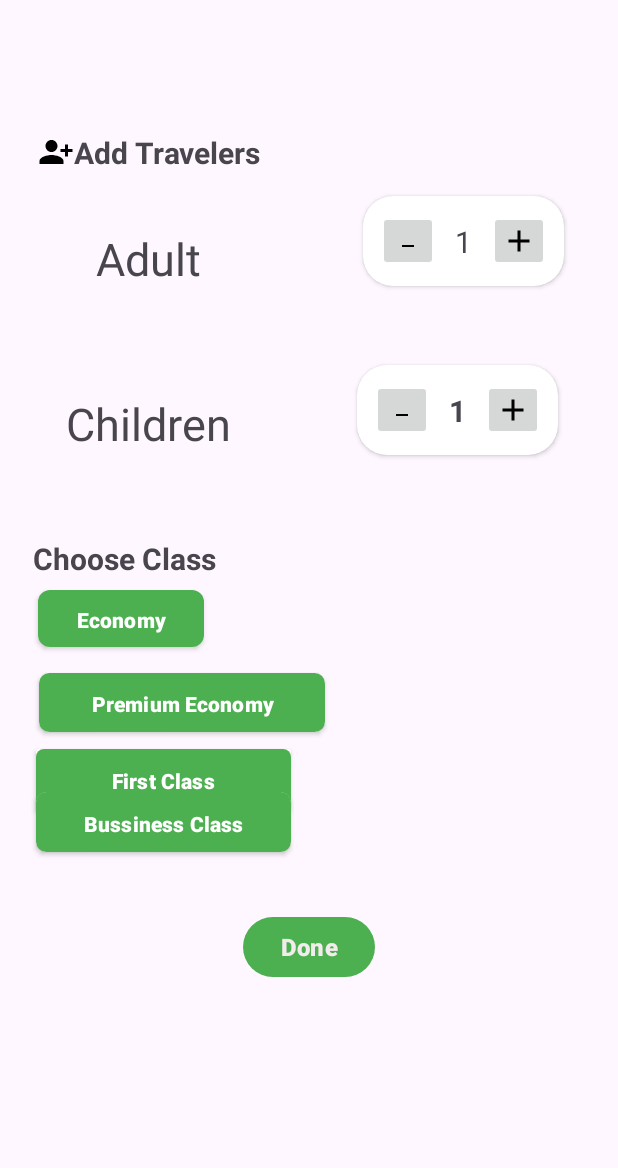
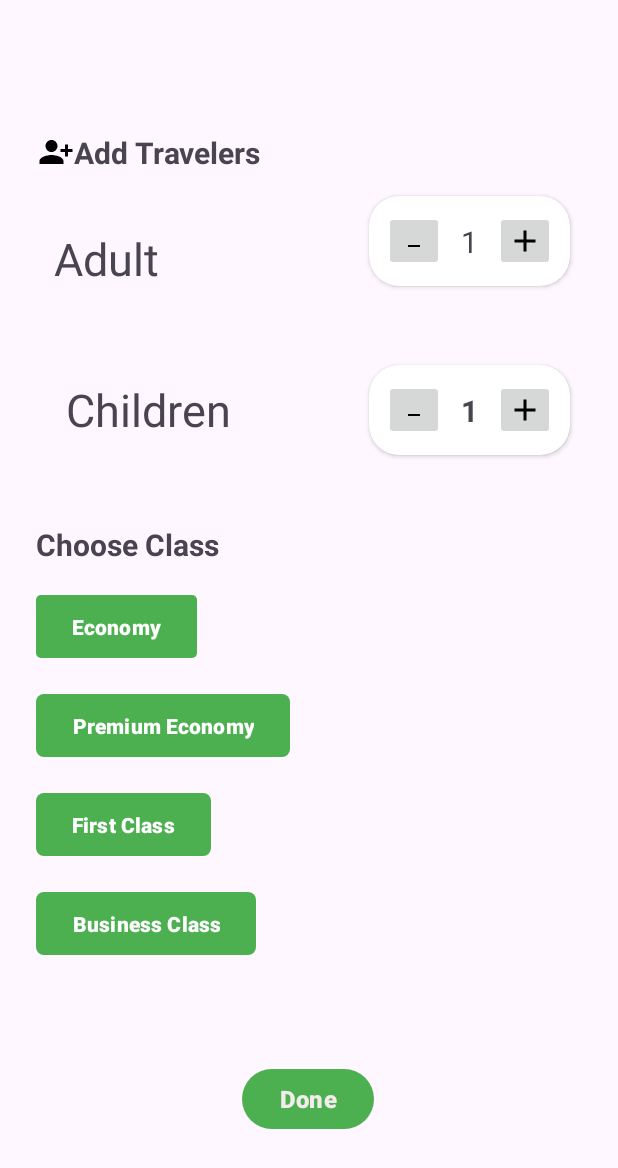
Before and after one commit to Satwik-Kar/SpendWise, an Android app: the layout bottomsheet_fragment_1.xml on its own in the app's theme, with its tools: preview values and no code run, on a phone screen of 412 x 824 dp. Shown: the top 1168 px of the screen. Run offline under Robolectric (Android 15) with nearby library versions, the phone set to English and light mode, and no system bars.

Commit message:
design changes

```diff
--- a/app/src/main/res/layout/activity_element_2nd_element_train.xml
+++ b/app/src/main/res/layout/activity_element_2nd_element_train.xml
@@ -1,7 +1,6 @@
 <?xml version="1.0" encoding="utf-8"?>
 <androidx.constraintlayout.widget.ConstraintLayout xmlns:android="http://schemas.android.com/apk/res/android"
     xmlns:app="http://schemas.android.com/apk/res-auto"
-    xmlns:tools="http://schemas.android.com/tools"
     android:layout_width="match_parent"
     android:layout_height="match_parent"
     app:circularflow_radiusInDP="50sp">
@@ -14,12 +13,10 @@
         app:cardCornerRadius="20dp"
         app:cardUseCompatPadding="true"
         app:contentPadding="10sp"
-        app:layout_constraintBottom_toBottomOf="parent"
         app:layout_constraintEnd_toStartOf="@+id/train_Divider"
         app:layout_constraintHorizontal_bias="1.0"
         app:layout_constraintStart_toStartOf="parent"
-        app:layout_constraintTop_toTopOf="parent"
-        app:layout_constraintVertical_bias="0.0">
+        app:layout_constraintTop_toTopOf="parent">
 
         <androidx.constraintlayout.widget.ConstraintLayout
 
@@ -108,17 +105,13 @@
         android:id="@+id/textView21"
         android:layout_width="wrap_content"
         android:layout_height="wrap_content"
-        android:layout_marginStart="27dp"
         android:layout_marginTop="24dp"
-        android:layout_marginEnd="327dp"
         android:drawableStart="@drawable/baseline_person_24"
         android:layoutDirection="inherit"
         android:shadowRadius="436"
         android:text="Travel Members &amp; Class"
         android:textSize="20sp"
         android:textStyle="bold"
-        app:layout_constraintEnd_toEndOf="parent"
-        app:layout_constraintHorizontal_bias="0.093"
         app:layout_constraintStart_toStartOf="parent"
         app:layout_constraintTop_toBottomOf="@+id/travel_CardView_train_1" />
 
--- a/app/src/main/res/layout/bottomsheet_fragment_1.xml
+++ b/app/src/main/res/layout/bottomsheet_fragment_1.xml
@@ -1,8 +1,6 @@
 <?xml version="1.0" encoding="utf-8"?>
-<androidx.constraintlayout.widget.ConstraintLayout
-    xmlns:android="http://schemas.android.com/apk/res/android"
+<androidx.constraintlayout.widget.ConstraintLayout xmlns:android="http://schemas.android.com/apk/res/android"
     xmlns:app="http://schemas.android.com/apk/res-auto"
-    xmlns:tools="http://schemas.android.com/tools"
     android:layout_width="match_parent"
     android:layout_height="match_parent"
     android:clipToPadding="true">
@@ -26,14 +24,11 @@
         android:layout_height="wrap_content"
         android:layout_marginStart="25dp"
         android:layout_marginTop="20dp"
-        android:layout_marginEnd="329dp"
         android:drawableStart="@drawable/baseline_travel_person_add_alt_1_24"
         android:text="Add Travelers"
         android:textSize="20sp"
         android:textStyle="normal|bold"
         app:layout_constraintBottom_toTopOf="@+id/textView23"
-        app:layout_constraintEnd_toEndOf="parent"
-        app:layout_constraintHorizontal_bias="0.0"
         app:layout_constraintStart_toStartOf="parent"
         app:layout_constraintTop_toBottomOf="@+id/travel_toolbar"
         app:layout_constraintVertical_bias="0.0" />
@@ -44,10 +39,8 @@
         android:layout_height="wrap_content"
         android:layout_marginStart="36dp"
         android:layout_marginTop="84dp"
-        android:layout_marginEnd="72dp"
         android:text="Adult"
         android:textSize="30sp"
-        app:layout_constraintEnd_toStartOf="@+id/travel_CardView_plane_1"
         app:layout_constraintStart_toStartOf="parent"
         app:layout_constraintTop_toBottomOf="@+id/travel_toolbar" />
 
@@ -55,14 +48,13 @@
         android:id="@+id/travel_CardView_plane_1"
         android:layout_width="150dp"
         android:layout_height="wrap_content"
+        android:layout_marginEnd="24dp"
         android:clipToPadding="true"
         app:cardCornerRadius="20dp"
         app:cardUseCompatPadding="true"
         app:contentPadding="10sp"
         app:layout_constraintBottom_toBottomOf="parent"
         app:layout_constraintEnd_toEndOf="parent"
-        app:layout_constraintHorizontal_bias="0.752"
-        app:layout_constraintStart_toEndOf="@+id/textView23"
         app:layout_constraintTop_toTopOf="parent"
         app:layout_constraintVertical_bias="0.163">
 
@@ -115,15 +107,11 @@
         android:layout_width="wrap_content"
         android:layout_height="wrap_content"
         android:layout_marginStart="44dp"
-        android:layout_marginEnd="310dp"
+        android:layout_marginTop="60dp"
         android:text="Children"
         android:textSize="30sp"
-        app:layout_constraintBottom_toBottomOf="parent"
-        app:layout_constraintEnd_toEndOf="parent"
-        app:layout_constraintHorizontal_bias="0.0"
         app:layout_constraintStart_toStartOf="parent"
-        app:layout_constraintTop_toBottomOf="@+id/textView23"
-        app:layout_constraintVertical_bias="0.117" />
+        app:layout_constraintTop_toBottomOf="@+id/textView23" />
 
     <androidx.cardview.widget.CardView
         android:id="@+id/travel_CardView_plane_2"
@@ -133,12 +121,10 @@
         app:cardCornerRadius="20dp"
         app:cardUseCompatPadding="true"
         app:contentPadding="10sp"
-        app:layout_constraintBottom_toBottomOf="parent"
-        app:layout_constraintEnd_toEndOf="parent"
-        app:layout_constraintHorizontal_bias="0.752"
-        app:layout_constraintStart_toEndOf="@+id/textView23"
-        app:layout_constraintTop_toTopOf="parent"
-        app:layout_constraintVertical_bias="0.314">
+        app:layout_constraintBottom_toBottomOf="@+id/textView25"
+        app:layout_constraintEnd_toEndOf="@+id/travel_CardView_plane_1"
+        app:layout_constraintStart_toStartOf="@+id/travel_CardView_plane_1"
+        app:layout_constraintTop_toTopOf="@+id/textView25">
 
         <androidx.constraintlayout.widget.ConstraintLayout
             android:layout_width="match_parent"
@@ -190,150 +176,13 @@
         android:id="@+id/textView26"
         android:layout_width="wrap_content"
         android:layout_height="wrap_content"
-        android:layout_marginStart="65dp"
+        android:layout_marginStart="24dp"
         android:layout_marginTop="56dp"
-        android:layout_marginEnd="290dp"
         android:text="Choose Class"
         android:textSize="20sp"
         android:textStyle="bold"
-        app:layout_constraintEnd_toEndOf="parent"
-        app:layout_constraintHorizontal_bias="0.671"
         app:layout_constraintStart_toStartOf="parent"
         app:layout_constraintTop_toBottomOf="@+id/textView25" />
-
-    <androidx.cardview.widget.CardView
-        android:id="@+id/cardView7"
-        android:layout_width="120dp"
-        android:layout_height="50dp"
-        app:cardCornerRadius="8dp"
-        app:cardUseCompatPadding="true"
-        app:layout_constraintBottom_toBottomOf="parent"
-        app:layout_constraintEnd_toEndOf="parent"
-        app:layout_constraintHorizontal_bias="0.07"
-        app:layout_constraintStart_toStartOf="parent"
-        app:layout_constraintTop_toTopOf="parent">
-
-        <androidx.constraintlayout.widget.ConstraintLayout
-            android:layout_width="match_parent"
-            android:layout_height="match_parent">
-
-            <Button
-                android:id="@+id/button2"
-                android:layout_width="0dp"
-                android:layout_height="50dp"
-                android:text="Economy"
-                android:textAlignment="inherit"
-                android:textColorLink="#FFFCFC"
-                android:textSize="14sp"
-                android:textStyle="bold"
-                app:cornerRadius="3dp"
-                app:layout_constraintBottom_toBottomOf="parent"
-                app:layout_constraintEnd_toEndOf="parent"
-                app:layout_constraintStart_toStartOf="parent"
-                app:layout_constraintTop_toTopOf="parent" />
-        </androidx.constraintlayout.widget.ConstraintLayout>
-    </androidx.cardview.widget.CardView>
-
-    <androidx.cardview.widget.CardView
-        android:id="@+id/cardView8"
-        android:layout_width="200dp"
-        android:layout_height="50dp"
-        android:layout_marginTop="6dp"
-        android:layout_marginBottom="350dp"
-        app:cardCornerRadius="7dp"
-        app:cardPreventCornerOverlap="true"
-        app:cardUseCompatPadding="true"
-        app:layout_constraintBottom_toBottomOf="parent"
-        app:layout_constraintEnd_toEndOf="parent"
-        app:layout_constraintHorizontal_bias="0.1"
-        app:layout_constraintStart_toStartOf="parent"
-        app:layout_constraintTop_toBottomOf="@+id/cardView7"
-        app:layout_constraintVertical_bias="0.0">
-
-        <androidx.constraintlayout.widget.ConstraintLayout
-            android:layout_width="match_parent"
-            android:layout_height="match_parent">
-
-            <Button
-                android:id="@+id/button3"
-                android:layout_width="0dp"
-                android:layout_height="50dp"
-                android:text="Premium Economy"
-                android:textAlignment="inherit"
-                android:textSize="14sp"
-                android:textStyle="bold"
-                app:cornerRadius="5dp"
-                app:layout_constraintBottom_toBottomOf="parent"
-                app:layout_constraintEnd_toEndOf="parent"
-                app:layout_constraintStart_toStartOf="parent"
-                app:layout_constraintTop_toTopOf="parent" />
-        </androidx.constraintlayout.widget.ConstraintLayout>
-    </androidx.cardview.widget.CardView>
-
-    <androidx.cardview.widget.CardView
-        android:id="@+id/cardView9"
-        android:layout_width="170dp"
-        android:layout_height="40dp"
-        android:layout_marginTop="7dp"
-        android:layout_marginBottom="295dp"
-        app:layout_constraintBottom_toBottomOf="parent"
-        app:layout_constraintEnd_toEndOf="parent"
-        app:layout_constraintHorizontal_bias="0.1"
-        app:layout_constraintStart_toStartOf="parent"
-        app:layout_constraintTop_toBottomOf="@+id/cardView8"
-        app:layout_constraintVertical_bias="0.13">
-
-        <androidx.constraintlayout.widget.ConstraintLayout
-            android:layout_width="match_parent"
-            android:layout_height="match_parent">
-
-            <Button
-                android:id="@+id/button5"
-                android:layout_width="0dp"
-                android:layout_height="50dp"
-                android:text="First Class"
-                android:textAlignment="inherit"
-                android:textSize="14sp"
-                android:textStyle="bold"
-                app:cornerRadius="5dp"
-                app:layout_constraintBottom_toBottomOf="parent"
-                app:layout_constraintEnd_toEndOf="parent"
-                app:layout_constraintHorizontal_bias="1.0"
-                app:layout_constraintStart_toStartOf="parent"
-                app:layout_constraintTop_toTopOf="parent" />
-        </androidx.constraintlayout.widget.ConstraintLayout>
-    </androidx.cardview.widget.CardView>
-
-    <androidx.cardview.widget.CardView
-        android:id="@+id/cardView10"
-        android:layout_width="170dp"
-        android:layout_height="40dp"
-        android:layout_marginBottom="256dp"
-        app:cardCornerRadius="7dp"
-        app:layout_constraintBottom_toBottomOf="parent"
-        app:layout_constraintEnd_toEndOf="parent"
-        app:layout_constraintHorizontal_bias="0.1"
-        app:layout_constraintStart_toStartOf="parent">
-
-        <androidx.constraintlayout.widget.ConstraintLayout
-            android:layout_width="match_parent"
-            android:layout_height="match_parent">
-
-            <Button
-                android:id="@+id/button7"
-                android:layout_width="0dp"
-                android:layout_height="50dp"
-                android:text="Bussiness Class"
-                android:textAlignment="inherit"
-                android:textSize="14sp"
-                android:textStyle="bold"
-                app:cornerRadius="5dp"
-                app:layout_constraintBottom_toBottomOf="parent"
-                app:layout_constraintEnd_toEndOf="parent"
-                app:layout_constraintStart_toStartOf="parent"
-                app:layout_constraintTop_toTopOf="parent" />
-        </androidx.constraintlayout.widget.ConstraintLayout>
-    </androidx.cardview.widget.CardView>
 
     <Button
         android:id="@+id/button8"
@@ -345,9 +194,62 @@
         android:textStyle="bold"
         app:layout_constraintBottom_toBottomOf="parent"
         app:layout_constraintEnd_toEndOf="parent"
+        app:layout_constraintHorizontal_bias="0.498"
         app:layout_constraintStart_toStartOf="parent"
-        app:layout_constraintTop_toBottomOf="@+id/cardView10"
-        app:layout_constraintVertical_bias="0.19" />
+        app:layout_constraintTop_toBottomOf="@+id/button7" />
+
+    <Button
+        android:id="@+id/button5"
+        android:layout_width="0dp"
+        android:layout_height="50dp"
+        android:layout_marginTop="16dp"
+        android:text="First Class"
+        android:textAlignment="inherit"
+        android:textSize="14sp"
+        android:textStyle="bold"
+        app:cornerRadius="5dp"
+        app:layout_constraintStart_toStartOf="@+id/button3"
+        app:layout_constraintTop_toBottomOf="@+id/button3" />
+
+    <Button
+        android:id="@+id/button3"
+        android:layout_width="0dp"
+        android:layout_height="50dp"
+        android:layout_marginTop="16dp"
+        android:text="Premium Economy"
+        android:textAlignment="inherit"
+        android:textSize="14sp"
+        android:textStyle="bold"
+        app:cornerRadius="5dp"
+        app:layout_constraintStart_toStartOf="@+id/button2"
+        app:layout_constraintTop_toBottomOf="@+id/button2" />
+
+    <Button
+        android:id="@+id/button2"
+        android:layout_width="0dp"
+        android:layout_height="50dp"
+        android:layout_marginTop="16dp"
+        android:text="Economy"
+        android:textAlignment="inherit"
+        android:textColorLink="#FFFCFC"
+        android:textSize="14sp"
+        android:textStyle="bold"
+        app:cornerRadius="3dp"
+        app:layout_constraintStart_toStartOf="@+id/textView26"
+        app:layout_constraintTop_toBottomOf="@+id/textView26" />
+
+    <Button
+        android:id="@+id/button7"
+        android:layout_width="0dp"
+        android:layout_height="50dp"
+        android:layout_marginTop="16dp"
+        android:text="Business Class"
+        android:textAlignment="inherit"
+        android:textSize="14sp"
+        android:textStyle="bold"
+        app:cornerRadius="5dp"
+        app:layout_constraintStart_toStartOf="@+id/button5"
+        app:layout_constraintTop_toBottomOf="@+id/button5" />
 
 
 </androidx.constraintlayout.widget.ConstraintLayout>
```
